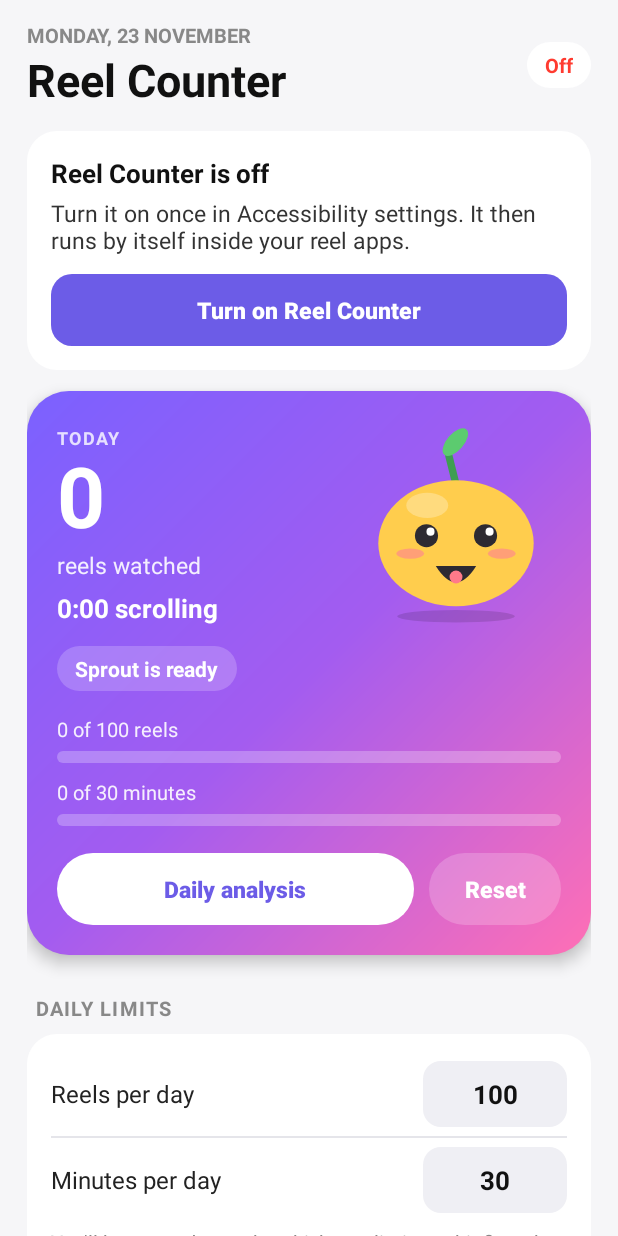
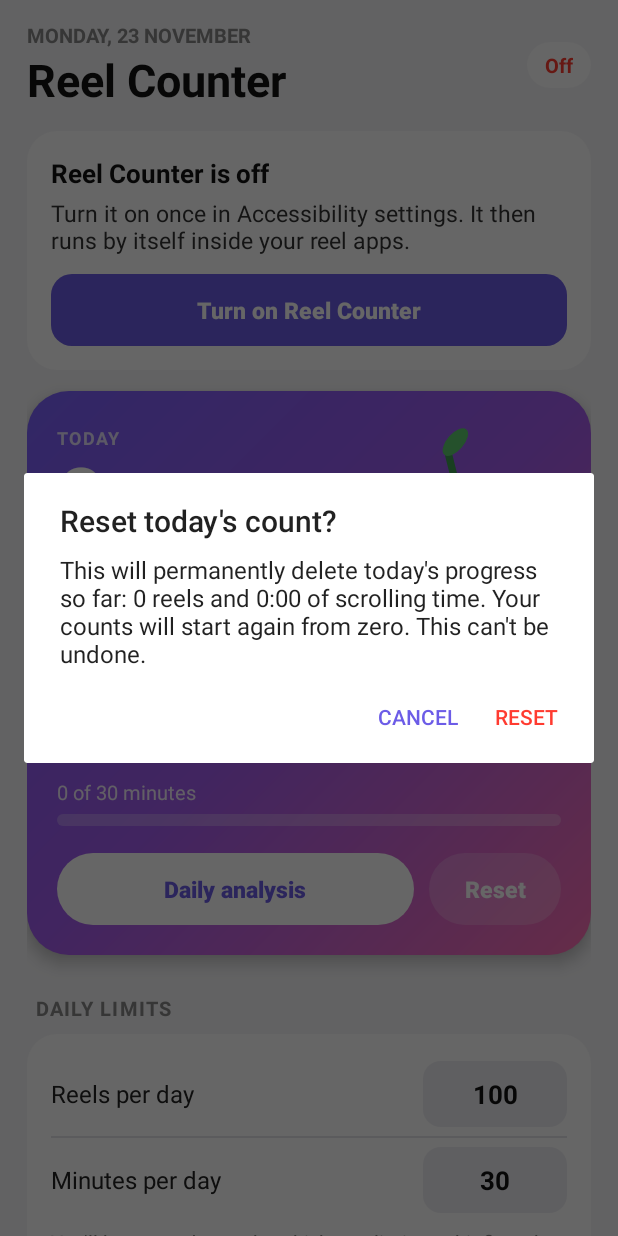
Before and after one commit to gokulsr710/REEL_SCROLL_COUNTER, an Android app: the MainActivity screen opened directly, with no data from a screen before it, after a tap on "Reset", on a phone screen of 412 x 824 dp. Run offline under Robolectric (Android 15) with nearby library versions, the phone set to English and light mode, and no system bars; 8 statements that could not run were skipped; 2 other taps on this screen came first.

Commit message:
Ask for confirmation before resetting today's count (v2.7)
Reset now shows a dialog with today's reels and time that will be
deleted, with Cancel / Reset buttons.

Co-Authored-By: Claude Opus 5.5 <noreply@anthropic.com>

```diff
--- a/app/build.gradle.kts
+++ b/app/build.gradle.kts
@@ -18,8 +18,8 @@ android {
         applicationId = "com.reelcounter.app"
         minSdk = 26
         targetSdk = 34
-        versionCode = 16
-        versionName = "2.6"
+        versionCode = 17
+        versionName = "2.7"
     }
     signingConfigs {
         create("release") {
--- a/app/src/main/java/com/reelcount/MainActivity.kt
+++ b/app/src/main/java/com/reelcount/MainActivity.kt
@@ -1,5 +1,6 @@
 package com.reelcount
 
+import android.app.AlertDialog
 import android.content.ComponentName
 import android.content.Intent
 import android.content.res.ColorStateList
@@ -83,9 +84,7 @@ class MainActivity : BaseActivity() {
         btnAccess.setOnClickListener {
             startActivity(Intent(Settings.ACTION_ACCESSIBILITY_SETTINGS))
         }
-        findViewById<Button>(R.id.btnReset).setOnClickListener {
-            Prefs.resetToday(prefs); updateStats()
-        }
+        findViewById<Button>(R.id.btnReset).setOnClickListener { confirmReset() }
 
         // Limits
         val reelLimit = findViewById<EditText>(R.id.reelLimit)
@@ -231,6 +230,27 @@ class MainActivity : BaseActivity() {
         main.removeCallbacks(ticker)
     }
 
+    /** Ask before wiping today's numbers. */
+    private fun confirmReset() {
+        val c = prefs.getInt(Prefs.COUNT, 0)
+        val time = Prefs.formatTime(prefs.getLong(Prefs.SECONDS, 0))
+        val dialog = AlertDialog.Builder(this)
+            .setTitle("Reset today's count?")
+            .setMessage(
+                "This will permanently delete today's progress so far: $c reels and $time of " +
+                    "scrolling time. Your counts will start again from zero. This can't be undone."
+            )
+            .setNegativeButton("Cancel", null)
+            .setPositiveButton("Reset") { _, _ ->
+                Prefs.resetToday(prefs)
+                updateStats()
+                Toast.makeText(this, "Today's count has been reset", Toast.LENGTH_SHORT).show()
+            }
+            .show()
+        dialog.getButton(AlertDialog.BUTTON_POSITIVE).setTextColor(getColor(R.color.chart_over))
+        dialog.getButton(AlertDialog.BUTTON_NEGATIVE).setTextColor(getColor(R.color.accent))
+    }
+
     private lateinit var heroChar: CharacterView
 
     private fun currentRatio() = Mood.ratio(
```
Also changed, not shown: 3 other files.
